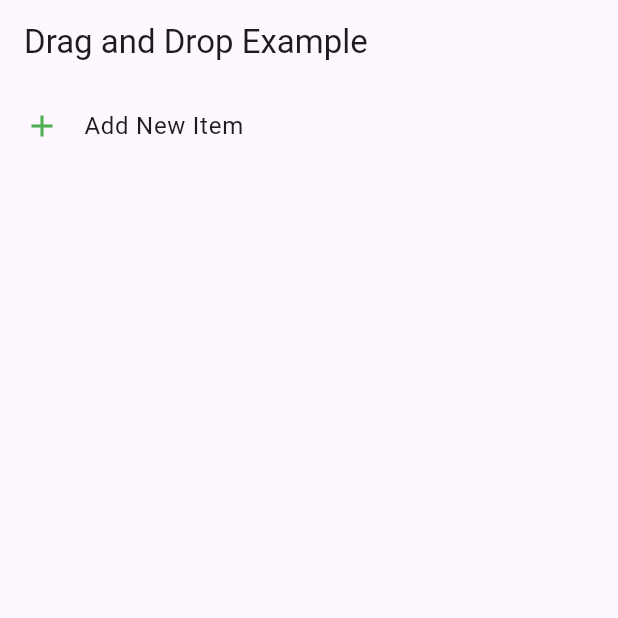
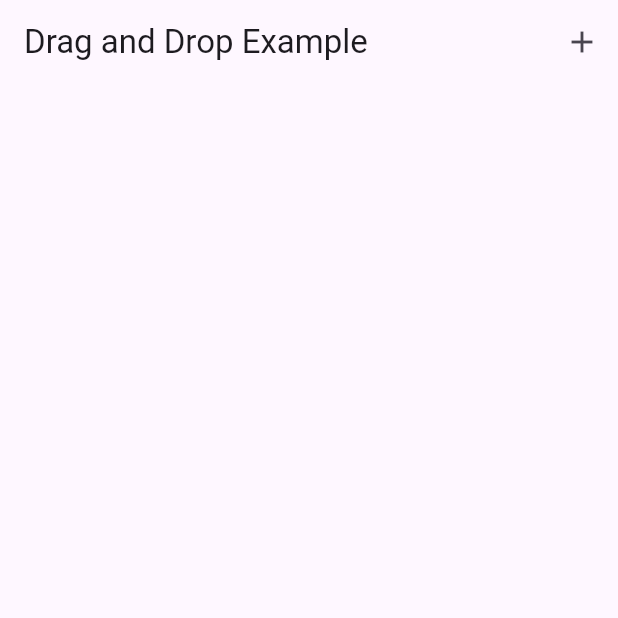
Before and after one commit to ken-ty/flutter-draggable-linux-sample, a Flutter app: the screen it shows after launch, on a phone screen of 412 x 824 dp, the top half of it. Run offline on Flutter 3.47's test engine with Material 3 defaults, Android fonts, the phone set to English and light mode, and no system bars; our stand-ins replace flutter_riverpod, freezed_annotation.

Commit message:
feat: add selected mode

```diff
--- a/lib/main.dart
+++ b/lib/main.dart
@@ -16,12 +16,26 @@ class MyApp extends StatelessWidget {
   Widget build(BuildContext context) {
     return MaterialApp(
       home: Scaffold(
-        appBar: AppBar(title: const Text('Drag and Drop Example')),
+        appBar: AppBar(
+          title: const Text('Drag and Drop Example'),
+          actions: [
+            IconButton(
+              icon: const Icon(Icons.add),
+              onPressed: () {
+                // Add a new item via the provider
+                final container = ProviderContainer();
+                final notifier = container.read(dragItemsProvider.notifier);
+                notifier.addItem();
+                container.dispose();
+              },
+            ),
+          ],
+        ),
         body: Row(
           children: [
             SizedBox(
               width: 400,
-              child: _ControlsListView(),
+              child: _ReorderableControlsListView(),
             ),
             Flexible(child: const DragDropExample()),
           ],
@@ -31,39 +45,48 @@ class MyApp extends StatelessWidget {
   }
 }
 
-class _ControlsListView extends ConsumerWidget {
-  const _ControlsListView();
+final selectedItemsProvider =
+    StateProvider<Map<int, bool>>((ref) => {}); // id と選択状態をマッピング
+
+class _ReorderableControlsListView extends ConsumerWidget {
+  const _ReorderableControlsListView();
 
   @override
   Widget build(BuildContext context, WidgetRef ref) {
     final items = ref.watch(dragItemsProvider);
+    final selectedItems = ref.watch(selectedItemsProvider);
+    final selectedNotifier = ref.read(selectedItemsProvider.notifier);
     final notifier = ref.read(dragItemsProvider.notifier);
 
-    return ListView.builder(
-      itemCount: items.length + 1, // 最後の「追加ボタン」用
-      itemBuilder: (context, index) {
-        if (index == items.length) {
-          // リストの最後に「追加」用のボタンを表示
-          return ListTile(
-            leading: const Icon(Icons.add, color: Colors.green),
-            title: const Text('Add New Item'),
-            onTap: notifier.addItem,
-          );
-        }
-
-        final item = items[index];
-        return ListTile(
+    return ReorderableListView(
+      onReorder: (oldIndex, newIndex) {
+        if (newIndex > oldIndex) newIndex -= 1;
+        notifier.reorderItem(oldIndex, newIndex);
+      },
+      children: [
+        for (int index = 0; index < items.length; index++)
+          ListTile(
+            key: ValueKey(items[index].id),
             leading: CircleAvatar(
-            backgroundColor: Colors.primaries[index % Colors.primaries.length],
-            child: Text('${item.id + 1}'),
+              backgroundColor: (selectedItems[items[index].id] ?? false)
+                  ? Colors.blue
+                  : Colors.primaries[index % Colors.primaries.length],
+              child: Text('${items[index].id + 1}'),
             ),
-          title: Text('Item ${item.id + 1}'),
+            title: Text('Item ${items[index].id + 1}'),
             trailing: IconButton(
               icon: const Icon(Icons.delete, color: Colors.red),
-            onPressed: () => notifier.removeItem(item.id),
+              onPressed: () => notifier.removeItem(items[index].id),
             ),
-        );
+            onTap: () {
+              notifier.bringItemToFront(items[index].id); // 選択されたアイテムを最前面に移動
+              selectedNotifier.update((state) => {
+                    ...state,
+                    items[index].id: !(state[items[index].id] ?? false),
+                  });
             },
+          ),
+      ],
     );
   }
 }
@@ -73,14 +96,13 @@ class DragItem with _$DragItem {
   static const defaultSize = Size(100, 100);
   const factory DragItem({
     required int id,
+    required int index,
     required double x,
     required double y,
     required double originalX,
     required double originalY,
     @Default(0.0) double theta,
     @Default(DragItem.defaultSize) Size size,
-    @Default(false) bool isDragging,
-    @Default(false) bool isSelected,
   }) = _DragItem;
 }
 
@@ -96,32 +118,9 @@ class DragItemsNotifier extends StateNotifier<List<DragItem>> {
     state = [
       for (int i = 0; i < state.length; i++)
         if (i == index)
-          DragItem(
+          state[i].copyWith(
             x: state[i].x + dx,
             y: state[i].y + dy,
-            theta: state[i].theta,
-            id: state[i].id,
-            originalX: state[i].originalX,
-            originalY: state[i].originalY,
-            isDragging: state[i].isDragging,
-          )
-        else
-          state[i]
-    ];
-  }
-
-  void setDragging(int index, bool isDragging) {
-    state = [
-      for (int i = 0; i < state.length; i++)
-        if (i == index)
-          DragItem(
-            x: state[i].x,
-            y: state[i].y,
-            theta: state[i].theta,
-            id: state[i].id,
-            originalX: state[i].originalX,
-            originalY: state[i].originalY,
-            isDragging: isDragging,
           )
         else
           state[i]
@@ -132,15 +131,7 @@ class DragItemsNotifier extends StateNotifier<List<DragItem>> {
     state = [
       for (int i = 0; i < state.length; i++)
         if (i == index)
-          DragItem(
-            x: state[i].x,
-            y: state[i].y,
-            theta: (state[i].theta + pi / 180) % (2 * pi),
-            id: state[i].id,
-            originalX: state[i].originalX,
-            originalY: state[i].originalY,
-            isDragging: state[i].isDragging,
-          )
+          state[i].copyWith(theta: (state[i].theta + pi / 180) % (2 * pi))
         else
           state[i]
     ];
@@ -148,14 +139,16 @@ class DragItemsNotifier extends StateNotifier<List<DragItem>> {
 
   void addItem() {
     final newId = state.isEmpty ? 0 : state.last.id + 1;
+    final newIndex = state.length;
     final newX = 100.0 * (newId + 1);
     final newY = 100.0 * (newId + 1);
     state = [
       ...state,
       DragItem(
+        id: newId,
+        index: newIndex,
         x: newX,
         y: newY,
-        id: newId,
         originalX: newX,
         originalY: newY,
       ),
@@ -163,7 +156,29 @@ class DragItemsNotifier extends StateNotifier<List<DragItem>> {
   }
 
   void removeItem(int id) {
-    state = state.where((item) => item.id != id).toList();
+    state = [
+      for (final item in state)
+        if (item.id != id)
+          item.copyWith(index: state.indexOf(item)) // Recalculate indices
+    ];
+  }
+
+  void bringItemToFront(int id) {
+    final itemToBring = state.firstWhere((item) => item.id == id);
+    state = [
+      ...state
+          .where((item) => item.id != id)
+          .map((item) => item.copyWith(index: state.indexOf(item))),
+      itemToBring.copyWith(index: state.length),
+    ];
+  }
+
+  void reorderItem(int oldIndex, int newIndex) {
+    final item = state.removeAt(oldIndex);
+    state.insert(newIndex, item);
+    state = [
+      for (int i = 0; i < state.length; i++) state[i].copyWith(index: i),
+    ];
   }
 }
 
@@ -173,6 +188,8 @@ class DragDropExample extends ConsumerWidget {
   @override
   Widget build(BuildContext context, WidgetRef ref) {
     final items = ref.watch(dragItemsProvider);
+    final selectedItems = ref.watch(selectedItemsProvider);
+    final selectedNotifier = ref.read(selectedItemsProvider.notifier);
     final notifier = ref.read(dragItemsProvider.notifier);
 
     return Stack(
@@ -180,48 +197,46 @@ class DragDropExample extends ConsumerWidget {
         for (int index = 0; index < items.length; index++)
           Stack(
             children: [
-              // ドラッグ中のみ元の位置にプレースホルダーを表示
-              if (items[index].isDragging)
-                Positioned(
-                  left: items[index].originalX,
-                  top: items[index].originalY,
-                  child: Container(
-                    width: 100,
-                    height: 100,
-                    color: Colors.grey.withOpacity(0.3),
-                    child: const Center(
-                      child: Text(
-                        'Original',
-                        style: TextStyle(color: Colors.black54),
-                      ),
-                    ),
-                  ),
-                ),
-              // ドラッグ可能な要素
               Positioned(
                 left: items[index].x,
                 top: items[index].y,
                 child: GestureDetector(
                   onPanStart: (_) {
-                    notifier.setDragging(index, true); // ドラッグ開始
+                    // ドラッグ開始
                   },
                   onPanUpdate: (details) {
                     notifier.updateItem(
                         index, details.delta.dx, details.delta.dy);
                   },
                   onPanEnd: (_) {
-                    notifier.setDragging(index, false); // ドラッグ終了
+                    // ドラッグ終了
                   },
-                  child: Stack(
-                    children: [
-                      Transform.rotate(
+                  onTap: () {
+                    // 選択状態をトグル
+                    notifier.bringItemToFront(items[index].id);
+                    selectedNotifier.update((state) => {
+                          ...state,
+                          items[index].id: !(state[items[index].id] ?? false),
+                        });
+                  },
+                  child: Transform.rotate(
                     angle: items[index].theta,
                     alignment: Alignment.center,
                     child: Container(
                       width: 100,
                       height: 100,
-                          color:
-                              Colors.primaries[index % Colors.primaries.length],
+                      decoration: BoxDecoration(
+                        color: (selectedItems[items[index].id] ?? false)
+                            ? Colors.blue.withOpacity(0.7)
+                            : Colors.primaries[index % Colors.primaries.length],
+                        border: Border.all(
+                          color: (selectedItems[items[index].id] ?? false)
+                              ? Colors.blue
+                              : Colors.transparent,
+                          width: 2,
+                        ),
+                        borderRadius: BorderRadius.circular(10),
+                      ),
                       child: Center(
                         child: Text(
                           'Drag ${items[index].id + 1}',
@@ -229,19 +244,6 @@ class DragDropExample extends ConsumerWidget {
                         ),
                       ),
                     ),
-                      ),
-                      Positioned(
-                        top: 0,
-                        right: 0,
-                        child: IconButton(
-                          icon: const Icon(Icons.rotate_right,
-                              color: Colors.black),
-                          onPressed: () {
-                            notifier.incrementTheta(index);
-                          },
-                        ),
-                      ),
-                    ],
                   ),
                 ),
               ),
```
Also changed, not shown: lib/main.freezed.dart. Lines whose indentation alone changed are shown as unchanged.
